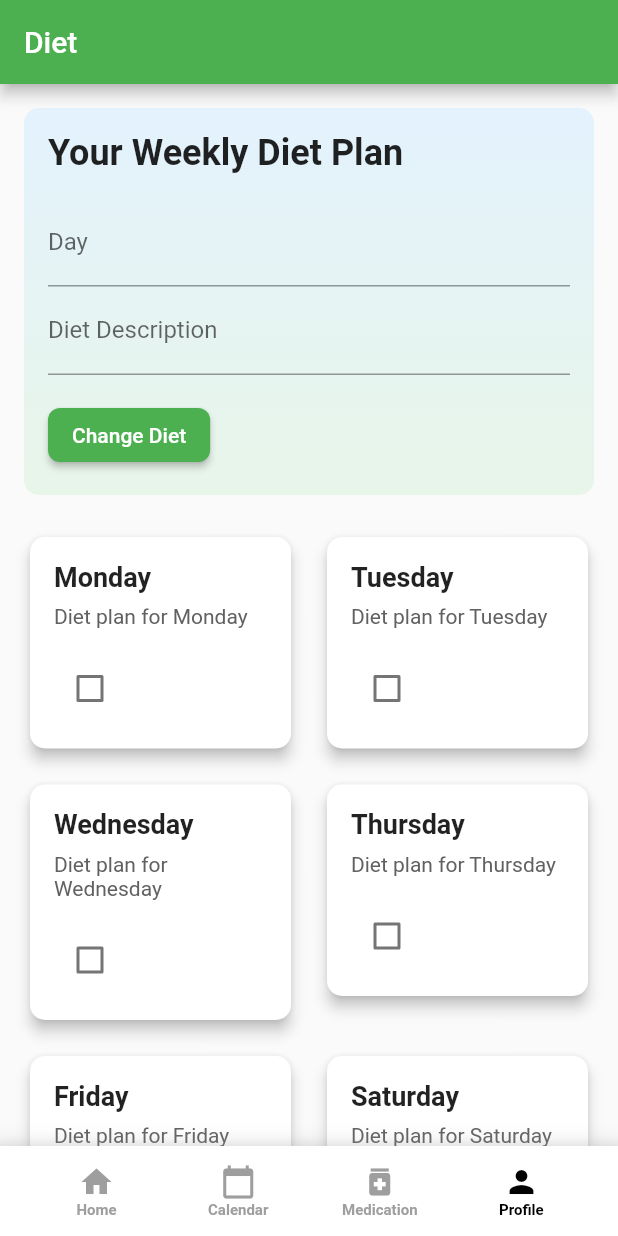
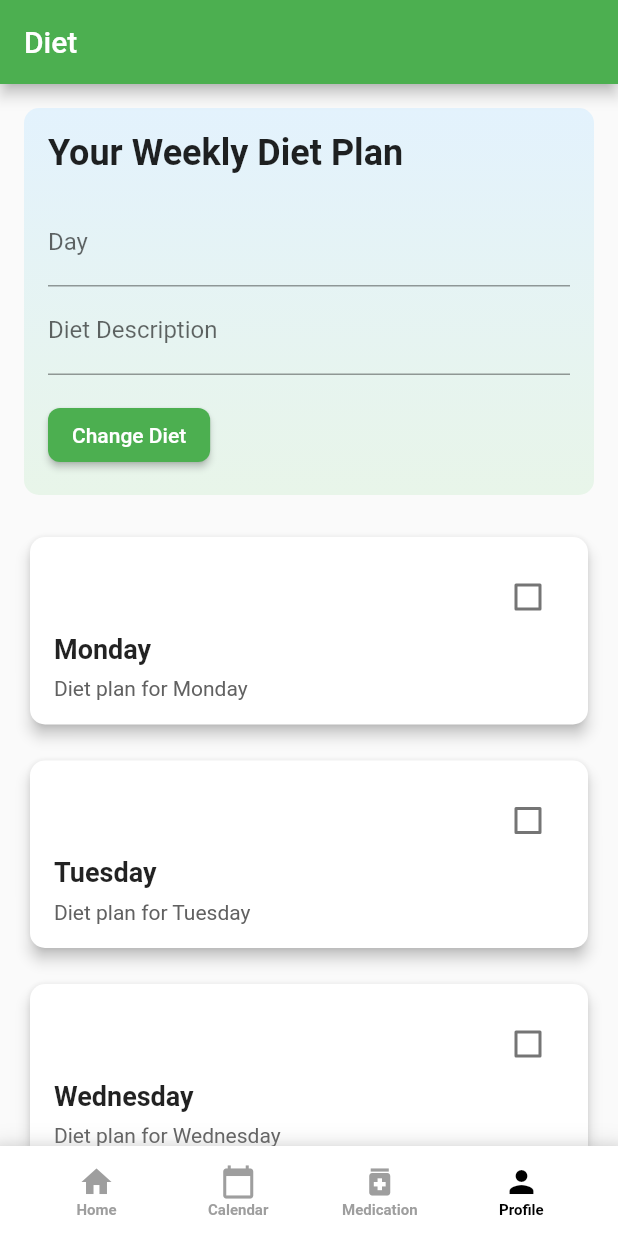
Before and after one commit to navaneethkulal8/hacktofuturehealthcare, a Flutter app: the screen it shows after launch, item 4 of the bottom bar chosen, on a phone screen of 412 x 824 dp. Run offline on Flutter 3.47's test engine with Material 2 defaults, Android fonts, the light colour scheme and no system bars; our stand-ins replace firebase_auth; accounts and stored records are empty.

Commit message:
diet page modification

```diff
--- a/lib/pages/profilepage.dart
+++ b/lib/pages/profilepage.dart
@@ -1,4 +1,8 @@
 import 'package:flutter/material.dart';
+
+void main() {
+  runApp(ProfilePage());
+}
 
 class ProfilePage extends StatefulWidget {
   const ProfilePage({Key? key}) : super(key: key);
@@ -128,9 +132,7 @@ class _ProfilePageState extends State<ProfilePage> {
       spacing: 16.0,
       runSpacing: 16.0,
       children: days.map((day) {
-        return SizedBox(
-          width: MediaQuery.of(context).size.width / 2 - 24,
-          child: Card(
+        return Card(
           elevation: 4,
           shape: RoundedRectangleBorder(
             borderRadius: BorderRadius.circular(10),
@@ -140,6 +142,13 @@ class _ProfilePageState extends State<ProfilePage> {
             child: Column(
               crossAxisAlignment: CrossAxisAlignment.start,
               children: [
+                Align(
+                  alignment: Alignment.topRight,
+                  child: Checkbox(
+                    value: false,
+                    onChanged: (bool? value) {},
+                  ),
+                ),
                 Text(
                   day,
                   style: TextStyle(
@@ -159,13 +168,7 @@ class _ProfilePageState extends State<ProfilePage> {
                     color: Colors.grey.shade700,
                   ),
                 ),
-                  const SizedBox(height: 16.0),
-                  Checkbox(
-                    value: false,
-                    onChanged: (bool? value) {},
-                  ),
               ],
-              ),
             ),
           ),
         );
```
Lines whose indentation alone changed are shown as unchanged.
